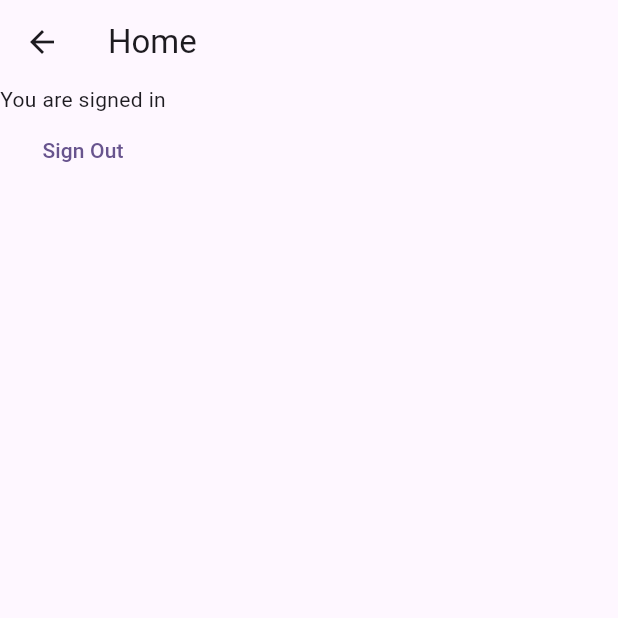
After one commit to ryanmlk/flutter-course, a Flutter app: the HomeView screen opened by its route, on a phone screen of 412 x 824 dp, the top half of it. The commit adds this screen. Run offline on Flutter 3.47's test engine with Material 2 defaults, Android fonts, the phone set to English and light mode, and no system bars; our stand-ins replace firebase_auth, firebase_core; accounts and stored records are empty; network calls fail.

Commit message:
Added Sign Out functionality

```diff
--- /dev/null
+++ b/lib/views/home_view.dart
@@ -0,0 +1,40 @@
+import 'package:firebase_auth/firebase_auth.dart';
+import 'package:firebase_core/firebase_core.dart';
+import 'package:flutter/material.dart';
+
+class HomeView extends StatefulWidget {
+  const HomeView({super.key});
+
+  @override
+  State<HomeView> createState() => _HomeViewState();
+}
+
+class _HomeViewState extends State<HomeView> {
+  @override
+  Widget build(BuildContext context) {
+    return Scaffold(
+      appBar: AppBar(
+        title: const Text('Home'),
+      ),
+      body: Column(
+        children: [
+          const Text('You are signed in'),
+          TextButton(
+            onPressed: () {
+              signOutUser();
+              Navigator.of(context).pushNamedAndRemoveUntil(
+                '/login/',
+                (route) => false,
+              );
+            },
+            child: const Text('Sign Out'),
+          )
+        ],
+      ),
+    );
+  }
+
+  signOutUser() async {
+    await FirebaseAuth.instance.signOut();
+  }
+}
```
Also changed, not shown: lib/main.dart (+13 -6 lines), lib/views/login_view.dart (+6 -1 lines).
